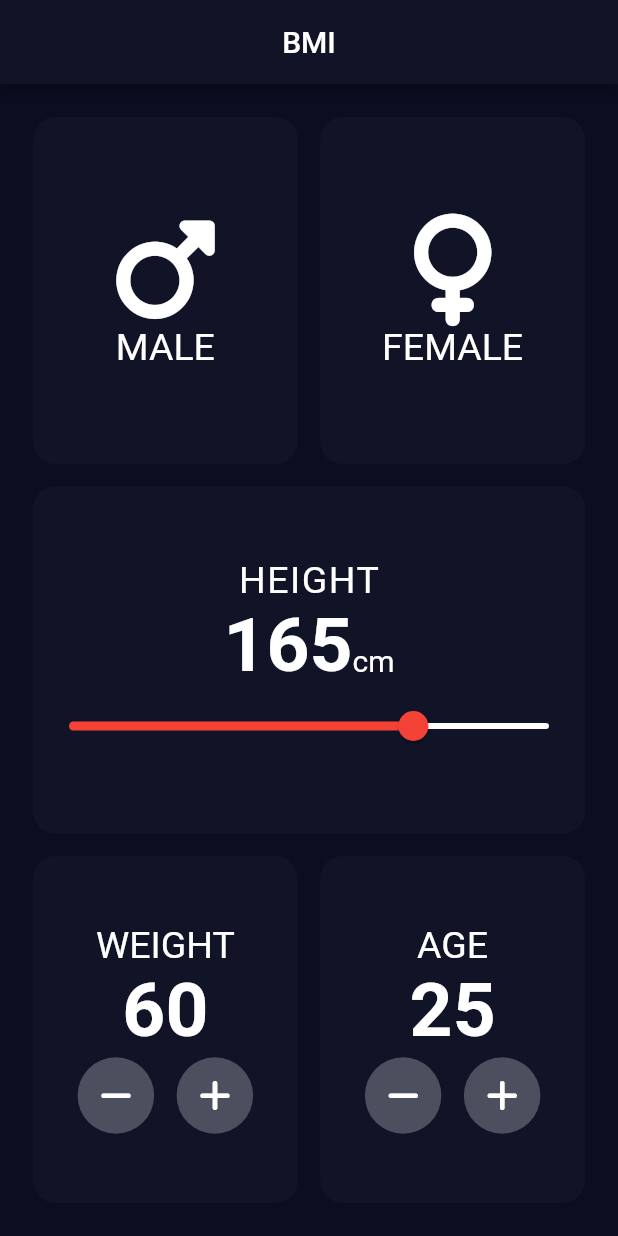
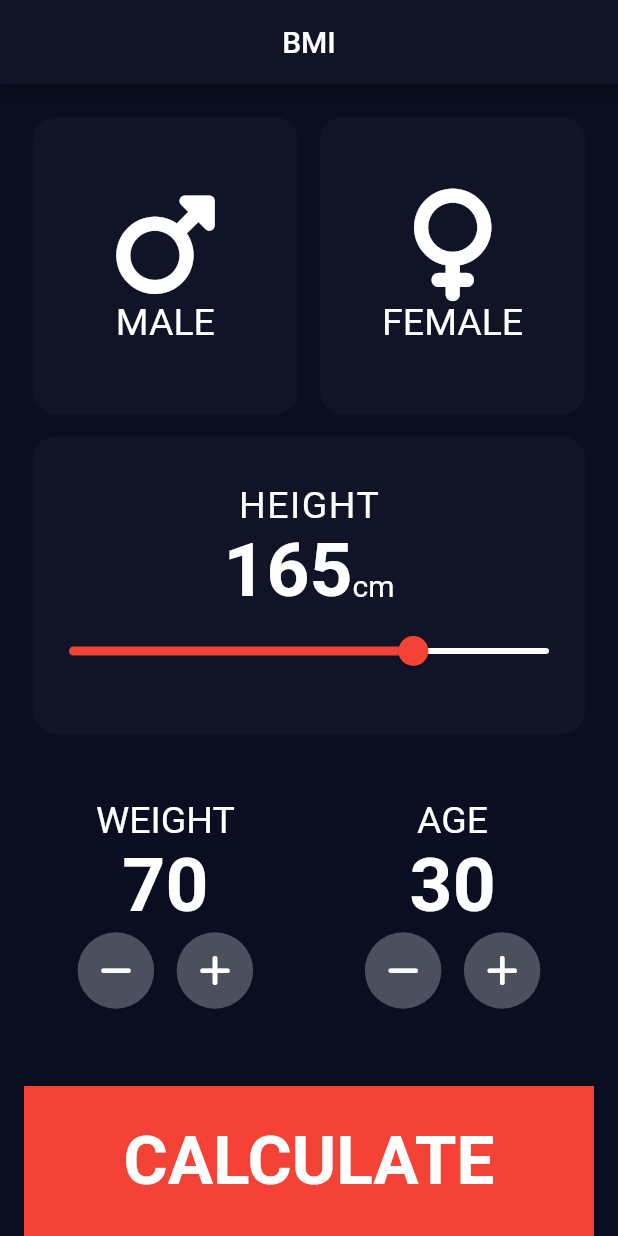
Before and after one commit to JanibekJali/Kurs-6-Bmi_calculator, a Flutter app: the screen it shows after launch, on a phone screen of 412 x 824 dp. Run offline on Flutter 3.47's test engine with Material 2 defaults, Android fonts, the phone set to English and light mode, and no system bars; our stand-ins replace font_awesome_flutter.

Commit message:
Bmi ortolodu

```diff
--- a/lib/main.dart
+++ b/lib/main.dart
@@ -1,5 +1,5 @@
 import 'package:bmi_calculator/main_bmi_page.dart';
- import 'package:flutter/material.dart';
+import 'package:flutter/material.dart';
 
 void main() {
   runApp(const MyApp());
@@ -14,7 +14,7 @@ class MyApp extends StatelessWidget {
       title: 'Flutter Demo',
       theme: ThemeData.dark().copyWith(
         appBarTheme: const AppBarTheme(
-          centerTitle: true,
+          centerTitle:true,
           backgroundColor: Color(0xff111327),
         ),
         scaffoldBackgroundColor: const Color(0xff0A0E20),
--- a/lib/main_bmi_page.dart
+++ b/lib/main_bmi_page.dart
@@ -1,11 +1,18 @@
-import 'dart:ffi';
-
+import 'package:bmi_calculator/result_page.dart';
 import 'package:bmi_calculator/widgets/custom_widget.dart';
 import 'package:bmi_calculator/widgets/gender_widget.dart';
 import 'package:bmi_calculator/widgets/height_widget.dart';
 import 'package:bmi_calculator/widgets/weight_age_widget.dart';
 import 'package:flutter/material.dart';
 import 'package:font_awesome_flutter/font_awesome_flutter.dart';
+
+enum Gender {
+  Male,
+  Female,
+  None,
+}
+
+enum Toyota { Rav4, LandCruiser, window }
 
 class MainBmiPage extends StatefulWidget {
   const MainBmiPage({Key key}) : super(key: key);
@@ -16,6 +23,15 @@ class MainBmiPage extends StatefulWidget {
 
 class _MainBmiPageState extends State<MainBmiPage> {
   double _sliderValue = 165;
+  int _weight = 70;
+  int _age = 30;
+  Color _activeTus = Color.fromARGB(255, 130, 131, 151);
+  Color _inactiveTus = const Color(0xff111327);
+  // bool _maleKnopka = false;
+  // bool _femaleKnopka = false;
+
+  Gender _gender = Gender.None;
+
   @override
   Widget build(BuildContext context) {
     return Scaffold(
@@ -28,16 +44,34 @@ class _MainBmiPageState extends State<MainBmiPage> {
           children: [
             Expanded(
               child: Row(
-                children: const [
+                children: [
                   CustomWidget(
-                    widget: GenderWidget(
+                    onTap: () {
+                      setState(() {
+                        // _maleKnopka = true;
+                        // _maleKnopka = !_maleKnopka;
+                        _gender = Gender.Male;
+                      });
+                    },
+                    // color: _maleKnopka == true ? _activeTus : _inactiveTus,
+                    color: _gender == Gender.Male ? _activeTus : _inactiveTus,
+                    widget: const GenderWidget(
                         icons: FontAwesomeIcons.mars, text: 'male'),
                   ),
-                  SizedBox(
+                  const SizedBox(
                     width: 15.0,
                   ),
                   CustomWidget(
-                    widget: GenderWidget(
+                    onTap: () {
+                      setState(() {
+                        // _femaleKnopka = true;
+                        // _femaleKnopka = !_femaleKnopka;
+                        _gender = Gender.Female;
+                      });
+                    },
+                    // color: _femaleKnopka == true ? _activeTus : _inactiveTus,
+                    color: _gender == Gender.Female ? _activeTus : _inactiveTus,
+                    widget: const GenderWidget(
                         icons: FontAwesomeIcons.venus, text: 'female'),
                   ),
                 ],
@@ -60,15 +94,40 @@ class _MainBmiPageState extends State<MainBmiPage> {
             ),
             Expanded(
               child: Row(
-                children: const [
+                children: [
                   CustomWidget(
-                    widget: WeightAgeWidget(soz: 'weight', ekinchiSoz: '60'),
+                    widget: WeightAgeWidget(
+                        minus: () {
+                          setState(() {
+                            _weight--;
+                          });
+                        },
+                        plus: () {
+                          setState(() {
+                            _weight++;
+                          });
+                        },
+                        soz: 'weight',
+                        ekinchiSoz: _weight.toString()),
                   ),
-                  SizedBox(
+                  const SizedBox(
                     width: 15.0,
                   ),
                   CustomWidget(
-                    widget: WeightAgeWidget(soz: 'age', ekinchiSoz: '25'),
+                    widget: WeightAgeWidget(
+                      minus: (() {
+                        setState(() {
+                          _age--;
+                        });
+                      }),
+                      plus: (() {
+                        setState(() {
+                          _age = _age + 1;
+                        });
+                      }),
+                      soz: 'age',
+                      ekinchiSoz: _age.toString(),
+                    ),
                   ),
                 ],
               ),
@@ -76,6 +135,31 @@ class _MainBmiPageState extends State<MainBmiPage> {
           ],
         ),
       ),
+      bottomNavigationBar: MaterialButton(
+        onPressed: () {
+          Navigator.push(context,
+              MaterialPageRoute(builder: ((context) => const ResultPage())));
+        },
+        child: Container(
+          height: 100.0,
+          color: Colors.red,
+          child: Center(
+            child: Text(
+              'Calculate'.toUpperCase(),
+              style: const TextStyle(
+                fontSize: 45.0,
+                fontWeight: FontWeight.bold,
+              ),
+            ),
+          ),
+        ),
+      ),
     );
   }
 }
+/// Turnary operator ===>> _maleKnopka == true ? _activeTus  : _inactive
+/// if(_maleKnopka == true){
+/// _activeTus;
+/// }else{
+/// _inactive
+/// }
--- a/lib/widgets/custom_widget.dart
+++ b/lib/widgets/custom_widget.dart
@@ -1,17 +1,21 @@
 import 'package:flutter/material.dart';
 
 class CustomWidget extends StatelessWidget {
-  const CustomWidget({this.widget});
+  const CustomWidget({this.widget, this.color, this.onTap});
 
   final Widget widget;
+  final Color color;
+  final void Function() onTap;
   @override
   Widget build(BuildContext context) {
     return Expanded(
-      child: Container(
-        decoration: BoxDecoration(
-            color: const Color(0xff111327),
-            borderRadius: BorderRadius.circular(15.0)),
-        child: widget,
+      child: InkWell(
+        onTap: onTap,
+        child: Container(
+          decoration: BoxDecoration(
+              color: color, borderRadius: BorderRadius.circular(15.0)),
+          child: widget,
+        ),
       ),
     );
   }
--- a/lib/widgets/weight_age_widget.dart
+++ b/lib/widgets/weight_age_widget.dart
@@ -2,9 +2,11 @@ import 'package:flutter/material.dart';
 import 'package:font_awesome_flutter/font_awesome_flutter.dart';
 
 class WeightAgeWidget extends StatelessWidget {
-  const WeightAgeWidget({Key key, this.soz, this.ekinchiSoz}) : super(key: key);
+  const WeightAgeWidget({Key key, this.soz, this.ekinchiSoz, @required this.minus,@required this.plus}) : super(key: key);
   final String soz;
   final String ekinchiSoz;
+  final void Function() minus;
+  final void Function() plus;
   @override
   Widget build(BuildContext context) {
     return Column(
@@ -22,22 +24,26 @@ class WeightAgeWidget extends StatelessWidget {
           mainAxisAlignment: MainAxisAlignment.center,
           children: [
             Container(
-              decoration: BoxDecoration(
+              decoration: const BoxDecoration(
                   shape: BoxShape.circle, color: Color(0xff4C4F5D)),
               child: Padding(
                 padding: const EdgeInsets.all(15.0),
-                child: FaIcon(FontAwesomeIcons.minus),
+                child: InkWell(
+                  onTap: minus,
+                  child: const FaIcon(FontAwesomeIcons.minus)),
               ),
             ),
-            SizedBox(
+          const  SizedBox(
               width: 15.0,
             ),
             Container(
-              decoration: BoxDecoration(
+              decoration: const BoxDecoration(
                   shape: BoxShape.circle, color: Color(0xff4C4F5D)),
               child: Padding(
                 padding: const EdgeInsets.all(15.0),
-                child: FaIcon(FontAwesomeIcons.plus),
+                child: InkWell(
+                  onTap:  plus,
+                  child:const FaIcon(FontAwesomeIcons.plus)),
               ),
             ),
           ],
```
Also changed, not shown: lib/result_page.dart (+12 -0 lines).
